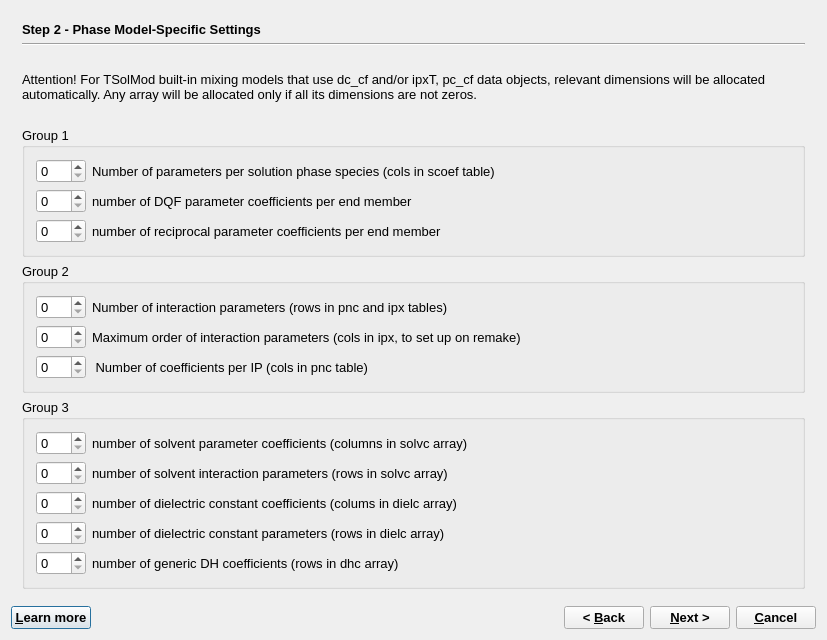
Before: the Qt Designer form GUI/Dialogs4/PhaseWizard4.ui in gemshub/GEMSGUI, drawn with Qt 5.
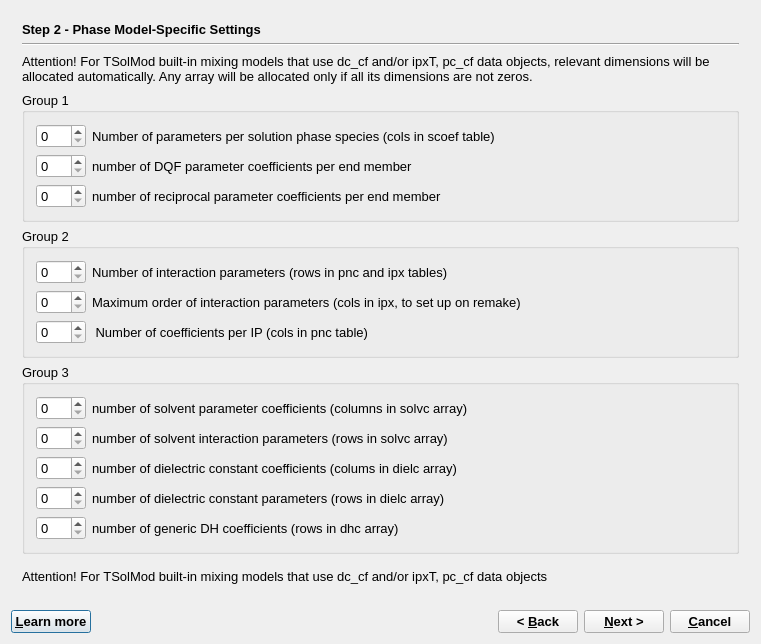
After: the same form once the commit is applied. The open tabs and pages were chosen to show the change.

The edit to the form file:
```diff
--- a/GUI/Dialogs4/PhaseWizard4.ui
+++ b/GUI/Dialogs4/PhaseWizard4.ui
@@ -9,8 +9,8 @@
    <rect>
     <x>0</x>
     <y>0</y>
-    <width>827</width>
-    <height>593</height>
+    <width>761</width>
+    <height>644</height>
    </rect>
   </property>
   <property name="font">
@@ -21,7 +21,7 @@
   <property name="windowTitle">
    <string>GEM-Selektor Proces</string>
   </property>
-  <layout class="QVBoxLayout" name="verticalLayout_6">
+  <layout class="QVBoxLayout" name="verticalLayout_9">
    <item>
     <widget class="QStackedWidget" name="stackedWidget">
      <property name="mouseTracking">
@@ -953,10 +953,23 @@
          </layout>
         </widget>
        </item>
+       <item>
+        <widget class="QLabel" name="textLabel2_2">
+         <property name="text">
+          <string>Attention! For TSolMod built-in mixing models that use dc_cf and/or ipxT, pc_cf data objects</string>
+         </property>
+         <property name="alignment">
+          <set>Qt::AlignVCenter</set>
+         </property>
+         <property name="wordWrap">
+          <bool>true</bool>
+         </property>
+        </widget>
+       </item>
       </layout>
      </widget>
      <widget class="QWidget" name="page_3">
-      <layout class="QVBoxLayout" name="verticalLayout_9">
+      <layout class="QVBoxLayout" name="verticalLayout_6">
        <item>
         <widget class="QLabel" name="label_2">
          <property name="sizePolicy">
```
Left out of the diff: 4 changed lines with no effect on the pictures.
